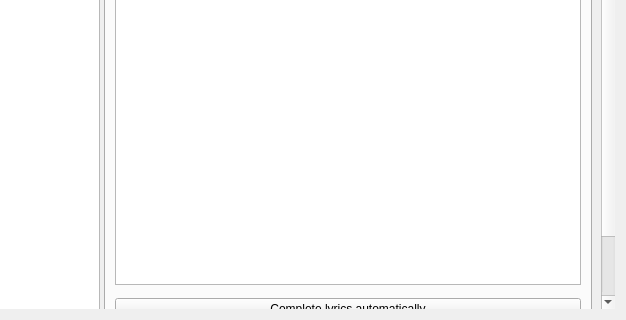
Before: the Qt Designer form src/dialogs/edittagdialog.ui in strawberrymusicplayer/strawberry, drawn with Qt 5; both pictures show x 187 to 813 and y 610 to 930 of the 813 by 930 pixel window.
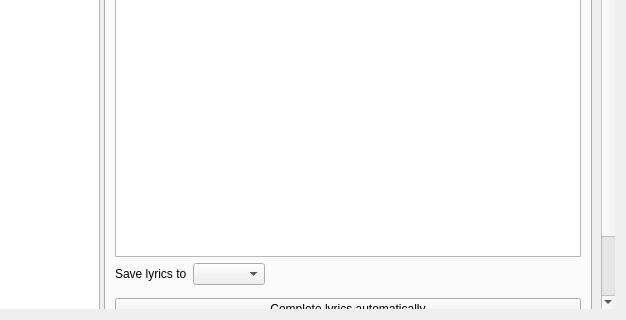
After: the same form once the commit is applied. The open tabs and pages were chosen to show the change. Icons and pictures are not drawn. Custom widgets are drawn as their Qt base class.

Commit message: Implement automatically saving lyrics and synced lyrics from .lrc files

The edit to the form file:
```diff
--- a/src/dialogs/edittagdialog.ui
+++ b/src/dialogs/edittagdialog.ui
@@ -1325,6 +1325,43 @@
               </property>
              </widget>
             </item>
+            <item>
+             <layout class="QHBoxLayout" name="layout_lyrics_storage">
+              <item>
+               <widget class="QLabel" name="label_lyrics_storage">
+                <property name="text">
+                 <string>Save lyrics to</string>
+                </property>
+                <property name="buddy">
+                 <cstring>lyrics_storage</cstring>
+                </property>
+               </widget>
+              </item>
+              <item>
+               <widget class="QComboBox" name="lyrics_storage">
+                <property name="accessibleName">
+                 <string>Save lyrics to</string>
+                </property>
+                <property name="accessibleDescription">
+                 <string>Where the lyrics are saved: the collection database only or the tags of the file</string>
+                </property>
+               </widget>
+              </item>
+              <item>
+               <spacer name="spacer_lyrics_storage">
+                <property name="orientation">
+                 <enum>Qt::Horizontal</enum>
+                </property>
+                <property name="sizeHint" stdset="0">
+                 <size>
+                  <width>40</width>
+                  <height>20</height>
+                 </size>
+                </property>
+               </spacer>
+              </item>
+             </layout>
+            </item>
             <item>
              <widget class="QLabel" name="label_lyrics">
               <property name="enabled">
```
Left out of the diff: 39 changed lines with no effect on the pictures. The commit also changes 42 other files.
